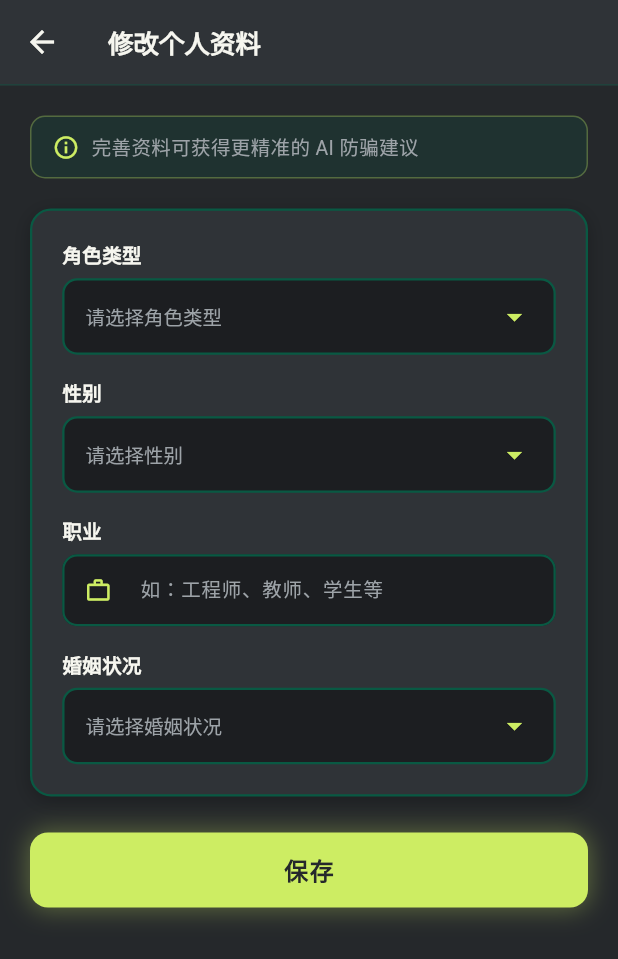
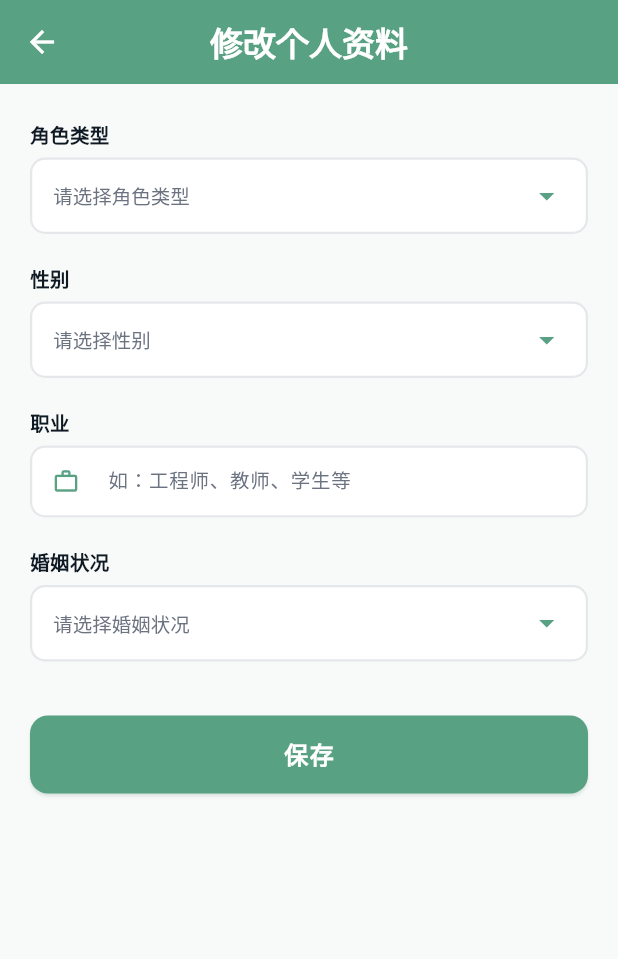
Before and after one commit to izkaaaaa/ai_anti_fraud_detection_system_frontend, a Flutter app: the EditProfilePage screen opened directly with empty values, on a phone screen of 412 x 824 dp. Shown: the top 959 px of the screen. Run offline on Flutter 3.47's test engine with Material 3 defaults, Android fonts, the phone set to English and light mode, and no system bars; our stand-ins replace action_slider, convex_bottom_bar, dio, fl_chart, flutter_local_notifications, flutter_markdown and 7 more; missing offline and left inert: flutter_foreground_task, flutter_sound; accounts and stored records are empty; network calls fail.

Commit message:
修改个人资料ui

```diff
--- a/lib/pages/Profile/index.dart
+++ b/lib/pages/Profile/index.dart
@@ -580,67 +580,99 @@ class _EditProfilePageState extends State<EditProfilePage> {
     }
   }
 
+  // =============================================
+  // 配色（参考通话记录页：白绿色系）
+  // =============================================
+  static const Color _bg       = Color(0xFFF8FAF9);  // 浅灰绿背景
+  static const Color _white    = Colors.white;
+  static const Color _accent   = Color(0xFF58A183);  // 主绿（与通话记录一致）
+  static const Color _accentDark = Color(0xFF059669); // 深绿文字/强调
+  static const Color _textDark = Color(0xFF0F1923);  // 深色文字
+  static const Color _textGray = Color(0xFF6B7280);  // 灰色文字
+  static const Color _border   = Color(0xFFE5E7EB);  // 浅灰边框
+  static const Color _tagBg    = Color(0xFFE9F2EC);  // 浅绿标签背景
+
   @override
   Widget build(BuildContext context) {
     return Scaffold(
-      backgroundColor: AppColors.background,
-      appBar: simpleAppBar(context, '修改个人资料'),
+      backgroundColor: _bg,
+      appBar: AppBar(
+        backgroundColor: _accent,
+        foregroundColor: Colors.white,
+        elevation: 0,
+        title: const Text('修改个人资料', style: TextStyle(fontWeight: FontWeight.w600)),
+        centerTitle: true,
+      ),
       body: SingleChildScrollView(
-        padding: const EdgeInsets.all(20),
+        padding: const EdgeInsets.symmetric(horizontal: 20, vertical: 24),
         child: Column(
           crossAxisAlignment: CrossAxisAlignment.stretch,
           children: [
-            Container(
-              padding: const EdgeInsets.symmetric(horizontal: 14, vertical: 10),
-              decoration: BoxDecoration(
-                color: AppColors.secondary.withOpacity(0.2),
-                borderRadius: BorderRadius.circular(10),
-                border: Border.all(color: AppColors.primary.withOpacity(0.3), width: 1),
-              ),
-              child: Row(
-                children: [
-                  Icon(Icons.info_outline, color: AppColors.primary, size: 18),
-                  const SizedBox(width: 8),
-                  Expanded(child: Text('完善资料可获得更精准的 AI 防骗建议', style: TextStyle(fontSize: 13, color: AppColors.textLight))),
-                ],
-              ),
+            // 角色类型
+            _fieldLabel('角色类型'),
+            const SizedBox(height: 6),
+            _dropdownField(
+              value: _selectedRoleType,
+              items: const ['青壮年', '老人', '学生', '其他'],
+              onChanged: (v) => setState(() => _selectedRoleType = v),
+              hint: '请选择角色类型',
             ),
             const SizedBox(height: 20),
-            Container(
-              padding: const EdgeInsets.all(20),
-              decoration: BoxDecoration(
-                color: AppColors.cardBackground,
-                borderRadius: BorderRadius.circular(14),
-                border: Border.all(color: AppColors.secondary, width: 1.5),
-                boxShadow: [BoxShadow(color: Colors.black.withOpacity(0.25), blurRadius: 10, offset: const Offset(0, 3))],
+
+            // 性别
+            _fieldLabel('性别'),
+            const SizedBox(height: 6),
+            _dropdownField(
+              value: _selectedGender,
+              items: const ['男', '女', '未知'],
+              onChanged: (v) => setState(() => _selectedGender = v),
+              hint: '请选择性别',
             ),
-              child: Column(
-                crossAxisAlignment: CrossAxisAlignment.stretch,
-                children: [
-                  _dropdownField(label: '角色类型', value: _selectedRoleType, items: ['青壮年', '老人', '学生', '其他'], onChanged: (v) => setState(() => _selectedRoleType = v)),
-                  const SizedBox(height: 16),
-                  _dropdownField(label: '性别', value: _selectedGender, items: ['男', '女', '未知'], onChanged: (v) => setState(() => _selectedGender = v)),
-                  const SizedBox(height: 16),
-                  _textField(controller: _professionController, label: '职业', hint: '如：工程师、教师、学生等', icon: Icons.work_outline),
-                  const SizedBox(height: 16),
-                  _dropdownField(label: '婚姻状况', value: _selectedMaritalStatus, items: ['单身', '已婚', '离异'], onChanged: (v) => setState(() => _selectedMaritalStatus = v)),
-                ],
+            const SizedBox(height: 20),
+
+            // 职业
+            _fieldLabel('职业'),
+            const SizedBox(height: 6),
+            _textField(
+              controller: _professionController,
+              hint: '如：工程师、教师、学生等',
+              icon: Icons.work_outline,
             ),
+            const SizedBox(height: 20),
+
+            // 婚姻状况
+            _fieldLabel('婚姻状况'),
+            const SizedBox(height: 6),
+            _dropdownField(
+              value: _selectedMaritalStatus,
+              items: const ['单身', '已婚', '离异'],
+              onChanged: (v) => setState(() => _selectedMaritalStatus = v),
+              hint: '请选择婚姻状况',
             ),
-            const SizedBox(height: 24),
-            GestureDetector(
-              onTap: _isLoading ? null : _handleUpdate,
-              child: Container(
-              height: 50,
-              decoration: BoxDecoration(
-                  color: _isLoading ? AppColors.secondary.withOpacity(0.3) : AppColors.primary,
-                  borderRadius: BorderRadius.circular(12),
-                  boxShadow: _isLoading ? [] : [BoxShadow(color: AppColors.primary.withOpacity(0.35), blurRadius: 14, spreadRadius: 1)],
+            const SizedBox(height: 36),
+
+            // 保存按钮
+            SizedBox(
+              height: 52,
+              child: ElevatedButton(
+                onPressed: _isLoading ? null : _handleUpdate,
+                style: ElevatedButton.styleFrom(
+                  backgroundColor: _accent,
+                  foregroundColor: Colors.white,
+                  disabledBackgroundColor: _tagBg,
+                  disabledForegroundColor: _textGray,
+                  shape: RoundedRectangleBorder(borderRadius: BorderRadius.circular(12)),
+                  elevation: 1,
+                  shadowColor: _accent.withOpacity(0.3),
                 ),
-                child: Center(
                 child: _isLoading
-                      ? const SizedBox(width: 22, height: 22, child: CircularProgressIndicator(strokeWidth: 2.5, color: Colors.white))
-                      : const Text('保存', style: TextStyle(color: AppColors.textDark, fontSize: 16, fontWeight: FontWeight.w700, letterSpacing: 1)),
+                    ? const SizedBox(
+                        width: 22, height: 22,
+                        child: CircularProgressIndicator(strokeWidth: 2.5, color: Colors.white),
+                      )
+                    : const Text(
+                        '保存',
+                        style: TextStyle(fontSize: 16, fontWeight: FontWeight.w700, letterSpacing: 1),
                       ),
               ),
             ),
@@ -650,59 +682,66 @@ class _EditProfilePageState extends State<EditProfilePage> {
     );
   }
 
-  Widget _textField({required TextEditingController controller, required String label, required String hint, required IconData icon}) {
-    return Column(
-      crossAxisAlignment: CrossAxisAlignment.start,
-      children: [
-        Text(label, style: const TextStyle(fontSize: 13, fontWeight: FontWeight.w600, color: AppColors.textPrimary)),
-        const SizedBox(height: 6),
-        TextFormField(
-          controller: controller,
-          enabled: !_isLoading,
-          style: const TextStyle(color: AppColors.textPrimary, fontSize: 14),
-          decoration: InputDecoration(
-            hintText: hint,
-            hintStyle: TextStyle(color: AppColors.textLight, fontSize: 13),
-            prefixIcon: Icon(icon, color: AppColors.primary, size: 18),
-            filled: true,
-            fillColor: AppColors.inputBackground,
-            border: OutlineInputBorder(borderRadius: BorderRadius.circular(10), borderSide: BorderSide(color: AppColors.secondary, width: 1.5)),
-            enabledBorder: OutlineInputBorder(borderRadius: BorderRadius.circular(10), borderSide: BorderSide(color: AppColors.secondary, width: 1.5)),
-            focusedBorder: OutlineInputBorder(borderRadius: BorderRadius.circular(10), borderSide: BorderSide(color: AppColors.primary, width: 2)),
-            contentPadding: const EdgeInsets.symmetric(horizontal: 14, vertical: 13),
-          ),
-        ),
-      ],
+  Widget _fieldLabel(String text) {
+    return Text(
+      text,
+      style: const TextStyle(fontSize: 13, fontWeight: FontWeight.w600, color: _textDark),
     );
   }
 
-  Widget _dropdownField({required String label, required String? value, required List<String> items, required Function(String?) onChanged}) {
-    return Column(
-      crossAxisAlignment: CrossAxisAlignment.start,
-      children: [
-        Text(label, style: const TextStyle(fontSize: 13, fontWeight: FontWeight.w600, color: AppColors.textPrimary)),
-        const SizedBox(height: 6),
-        Container(
+  Widget _textField({
+    required TextEditingController controller,
+    required String hint,
+    required IconData icon,
+  }) {
+    return TextFormField(
+      controller: controller,
+      enabled: !_isLoading,
+      style: const TextStyle(color: _textDark, fontSize: 14),
+      decoration: InputDecoration(
+        hintText: hint,
+        hintStyle: TextStyle(color: _textGray, fontSize: 13),
+        prefixIcon: Icon(icon, color: _accent, size: 18),
+        filled: true,
+        fillColor: _white,
+        enabledBorder: OutlineInputBorder(
+          borderRadius: BorderRadius.circular(10),
+          borderSide: const BorderSide(color: _border, width: 1.5),
+        ),
+        focusedBorder: OutlineInputBorder(
+          borderRadius: BorderRadius.circular(10),
+          borderSide: const BorderSide(color: _accent, width: 2),
+        ),
+        contentPadding: const EdgeInsets.symmetric(horizontal: 14, vertical: 13),
+      ),
+    );
+  }
+
+  Widget _dropdownField({
+    required String? value,
+    required List<String> items,
+    required Function(String?) onChanged,
+    required String hint,
+  }) {
+    return Container(
       padding: const EdgeInsets.symmetric(horizontal: 14),
       decoration: BoxDecoration(
-            color: AppColors.inputBackground,
+        color: _white,
         borderRadius: BorderRadius.circular(10),
-            border: Border.all(color: AppColors.secondary, width: 1.5),
+        border: Border.all(color: _border, width: 1.5),
       ),
       child: DropdownButtonHideUnderline(
         child: DropdownButton<String>(
           value: value,
-              hint: Text('请选择$label', style: TextStyle(color: AppColors.textLight, fontSize: 13)),
+          hint: Text(hint, style: TextStyle(color: _textGray, fontSize: 13)),
           isExpanded: true,
-              icon: Icon(Icons.arrow_drop_down, color: AppColors.primary),
-              style: const TextStyle(color: AppColors.textPrimary, fontSize: 14),
-              dropdownColor: AppColors.cardBackground,
+          icon: const Icon(Icons.arrow_drop_down, color: _accent),
+          style: const TextStyle(color: _textDark, fontSize: 14),
+          dropdownColor: _white,
           items: items.map((e) => DropdownMenuItem(value: e, child: Text(e))).toList(),
           onChanged: _isLoading ? null : onChanged,
         ),
       ),
-        ),
-      ],
     );
   }
 }
```
Also changed, not shown: 1 other file. Lines whose indentation alone changed are shown as unchanged.
